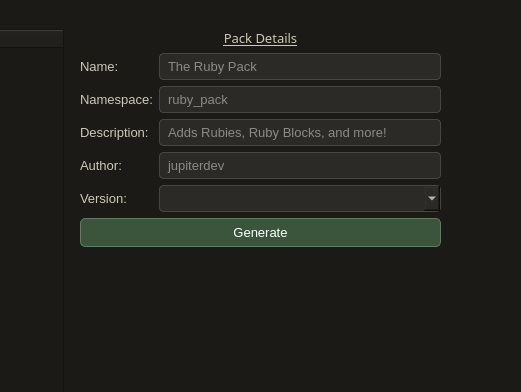
First picture: the form in lib/ui.ui, repository Faith-and-Code-Technologies/mDirt, before the edit; both pictures show x 201 to 722 and y 0 to 392 of the 1003 by 737 pixel window.
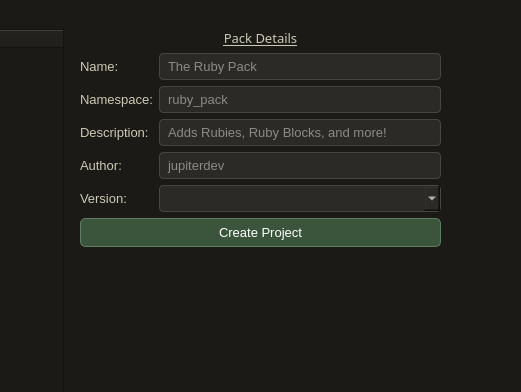
Second picture: the form after the edit. The open tabs and pages were chosen to show the change.

Commit message: FINALLY started installing new UI

Patch:
```diff
--- a/lib/ui.ui
+++ b/lib/ui.ui
@@ -1794,7 +1794,7 @@
             <string>&lt;html&gt;&lt;head/&gt;&lt;body&gt;&lt;p&gt;Click once you have filled in the other details, and it will generate the packs!&lt;/p&gt;&lt;/body&gt;&lt;/html&gt;</string>
            </property>
            <property name="text">
-            <string>Generate</string>
+            <string>Create Project</string>
            </property>
           </widget>
          </item>
```
Left out of the diff: 37 changed lines with no effect on the pictures. The commit also changes 3 other files.
